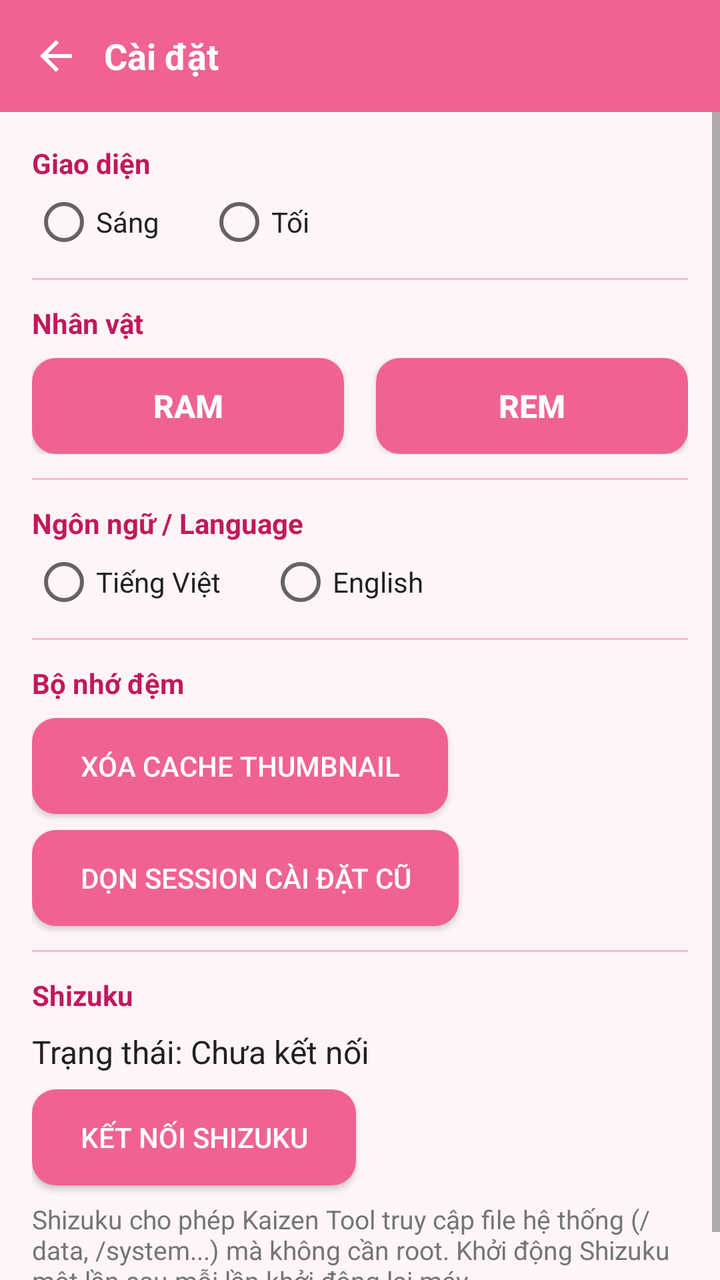
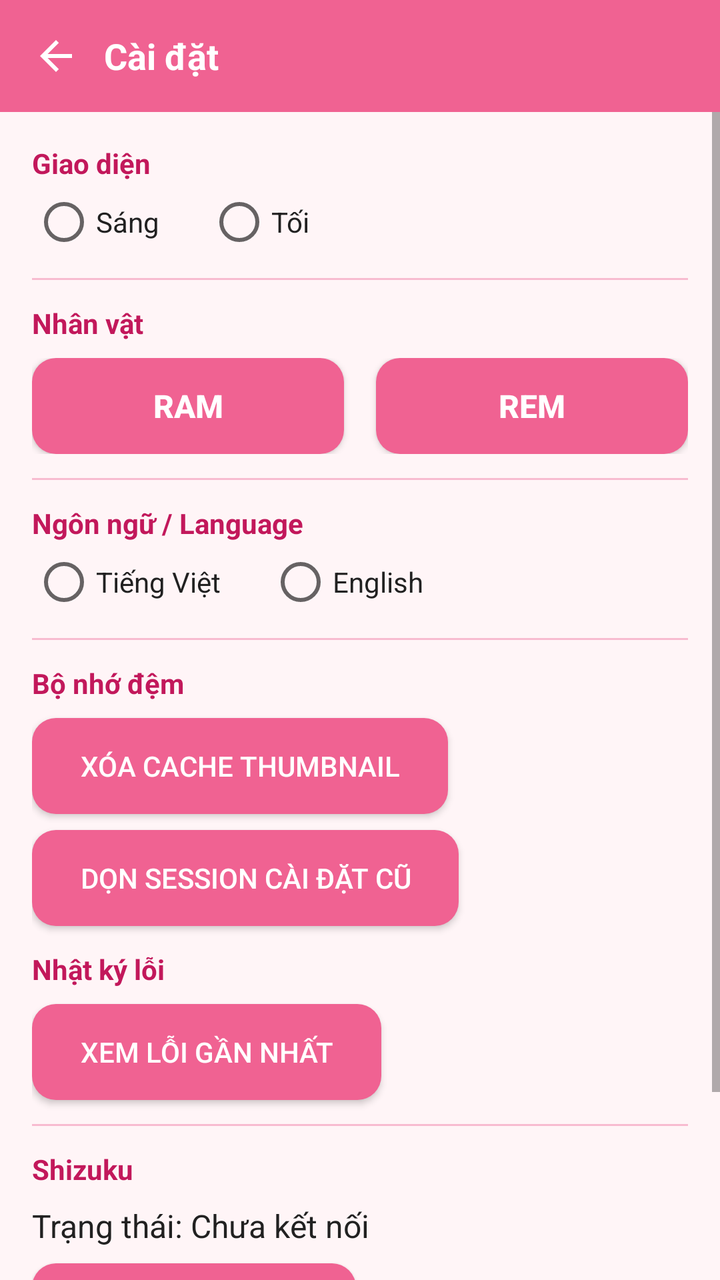

Screens rendered from an Android XML layout before and after an edit, with the pre-edit source and the edit as a unified diff.
<!-- AndroidManifest.xml: application theme AppTheme -->
<!-- res/layout/activity_settings.xml -->
<?xml version="1.0" encoding="utf-8"?>
<LinearLayout xmlns:android="http://schemas.android.com/apk/res/android"
    android:layout_width="match_parent"
    android:layout_height="match_parent"
    android:background="@color/windowBackground"
    android:orientation="vertical">

    
    <LinearLayout
        android:layout_width="match_parent"
        android:layout_height="56dp"
        android:background="?android:attr/colorPrimary"
        android:gravity="center_vertical"
        android:orientation="horizontal"
        android:padding="4dp">

        <ImageButton
            android:id="@+id/settings_back"
            android:layout_width="48dp"
            android:layout_height="48dp"
            android:background="?android:attr/selectableItemBackgroundBorderless"
            android:contentDescription="Quay lại"
            android:src="@drawable/ic_back"
            android:tint="#FFFFFF" />

        <TextView
            android:layout_width="wrap_content"
            android:layout_height="wrap_content"
            android:text="Cài đặt"
            android:textColor="#FFFFFF"
            android:textSize="18sp"
            android:textStyle="bold" />
    </LinearLayout>

    <ScrollView
        android:layout_width="match_parent"
        android:layout_height="match_parent">

        <LinearLayout
            android:layout_width="match_parent"
            android:layout_height="wrap_content"
            android:orientation="vertical"
            android:padding="16dp">

            
            <TextView
                android:layout_width="wrap_content"
                android:layout_height="wrap_content"
                android:text="Giao diện"
                android:textColor="?android:attr/colorPrimaryDark"
                android:textSize="14sp"
                android:textStyle="bold" />

            <RadioGroup
                android:id="@+id/theme_group"
                android:layout_width="match_parent"
                android:layout_height="wrap_content"
                android:layout_marginTop="4dp"
                android:orientation="horizontal">

                <RadioButton
                    android:id="@+id/theme_light"
                    android:layout_width="wrap_content"
                    android:layout_height="wrap_content"
                    android:layout_marginEnd="24dp"
                    android:text="Sáng"
                    android:textColor="@color/textPrimary" />

                <RadioButton
                    android:id="@+id/theme_dark"
                    android:layout_width="wrap_content"
                    android:layout_height="wrap_content"
                    android:text="Tối"
                    android:textColor="@color/textPrimary" />
            </RadioGroup>

            <View
                android:layout_width="match_parent"
                android:layout_height="1dp"
                android:layout_marginTop="12dp"
                android:layout_marginBottom="12dp"
                android:background="?attr/characterDivider" />

            
            <TextView
                android:layout_width="wrap_content"
                android:layout_height="wrap_content"
                android:text="Nhân vật"
                android:textColor="?android:attr/colorPrimaryDark"
                android:textSize="14sp"
                android:textStyle="bold" />

            <LinearLayout
                android:layout_width="match_parent"
                android:layout_height="wrap_content"
                android:layout_marginTop="8dp"
                android:orientation="horizontal">

                <Button
                    android:id="@+id/btn_char_ram"
                    android:layout_width="0dp"
                    android:layout_height="wrap_content"
                    android:layout_marginEnd="8dp"
                    android:layout_weight="1"
                    android:background="@drawable/btn_pink"
                    android:paddingTop="12dp"
                    android:paddingBottom="12dp"
                    android:text="Ram"
                    android:textColor="#FFFFFF"
                    android:textSize="16sp"
                    android:textStyle="bold" />

                <Button
                    android:id="@+id/btn_char_rem"
                    android:layout_width="0dp"
                    android:layout_height="wrap_content"
                    android:layout_marginStart="8dp"
                    android:layout_weight="1"
                    android:background="@drawable/btn_pink"
                    android:paddingTop="12dp"
                    android:paddingBottom="12dp"
                    android:text="Rem"
                    android:textColor="#FFFFFF"
                    android:textSize="16sp"
                    android:textStyle="bold" />
            </LinearLayout>

            <View
                android:layout_width="match_parent"
                android:layout_height="1dp"
                android:layout_marginTop="12dp"
                android:layout_marginBottom="12dp"
                android:background="?attr/characterDivider" />

            
            <TextView
                android:layout_width="wrap_content"
                android:layout_height="wrap_content"
                android:text="Ngôn ngữ / Language"
                android:textColor="?android:attr/colorPrimaryDark"
                android:textSize="14sp"
                android:textStyle="bold" />

            <RadioGroup
                android:id="@+id/lang_group"
                android:layout_width="match_parent"
                android:layout_height="wrap_content"
                android:layout_marginTop="4dp"
                android:orientation="horizontal">

                <RadioButton
                    android:id="@+id/lang_vi"
                    android:layout_width="wrap_content"
                    android:layout_height="wrap_content"
                    android:layout_marginEnd="24dp"
                    android:text="Tiếng Việt"
                    android:textColor="@color/textPrimary" />

                <RadioButton
                    android:id="@+id/lang_en"
                    android:layout_width="wrap_content"
                    android:layout_height="wrap_content"
                    android:text="English"
                    android:textColor="@color/textPrimary" />
            </RadioGroup>

            <View
                android:layout_width="match_parent"
                android:layout_height="1dp"
                android:layout_marginTop="12dp"
                android:layout_marginBottom="12dp"
                android:background="?attr/characterDivider" />

            
            <TextView
                android:layout_width="wrap_content"
                android:layout_height="wrap_content"
                android:text="Bộ nhớ đệm"
                android:textColor="?android:attr/colorPrimaryDark"
                android:textSize="14sp"
                android:textStyle="bold" />

            <Button
                android:id="@+id/btn_clear_cache"
                android:layout_width="wrap_content"
                android:layout_height="wrap_content"
                android:layout_marginTop="8dp"
                android:background="@drawable/btn_pink"
                android:paddingStart="24dp"
                android:paddingEnd="24dp"
                android:text="Xóa cache thumbnail"
                android:textColor="#FFFFFF" />

            <Button
                android:id="@+id/btn_clear_sessions"
                android:layout_width="wrap_content"
                android:layout_height="wrap_content"
                android:layout_marginTop="8dp"
                android:background="@drawable/btn_pink"
                android:paddingStart="24dp"
                android:paddingEnd="24dp"
                android:text="Dọn session cài đặt cũ"
                android:textColor="#FFFFFF" />

            <View
                android:layout_width="match_parent"
                android:layout_height="1dp"
                android:layout_marginTop="12dp"
                android:layout_marginBottom="12dp"
                android:background="?attr/characterDivider" />

            
            <TextView
                android:layout_width="wrap_content"
                android:layout_height="wrap_content"
                android:text="Shizuku"
                android:textColor="?android:attr/colorPrimaryDark"
                android:textSize="14sp"
                android:textStyle="bold" />

            <TextView
                android:id="@+id/shizuku_status"
                android:layout_width="wrap_content"
                android:layout_height="wrap_content"
                android:layout_marginTop="8dp"
                android:text="Trạng thái: Chưa kết nối"
                android:textColor="@color/textPrimary"
                android:textSize="16sp" />

            <Button
                android:id="@+id/btn_shizuku"
                android:layout_width="wrap_content"
                android:layout_height="wrap_content"
                android:layout_marginTop="8dp"
                android:background="@drawable/btn_pink"
                android:paddingStart="24dp"
                android:paddingEnd="24dp"
                android:text="Kết nối Shizuku"
                android:textColor="#FFFFFF" />

            <TextView
                android:layout_width="wrap_content"
                android:layout_height="wrap_content"
                android:layout_marginTop="8dp"
                android:text="Shizuku cho phép Kaizen Tool truy cập file hệ thống (/data, /system...) mà không cần root. Khởi động Shizuku một lần sau mỗi lần khởi động lại máy."
                android:textColor="@color/textSecondary"
                android:textSize="13sp" />
        </LinearLayout>
    </ScrollView>
</LinearLayout>
<!-- resources referenced by this layout -->
<resources>
  <color name="textPrimary">#212121</color>
  <color name="textSecondary">#757575</color>
  <color name="windowBackground">#fff5f7</color>
  <!-- drawable btn_pink (drawable) -->
  <?xml version="1.0" encoding="utf-8"?>
  <shape xmlns:android="http://schemas.android.com/apk/res/android"
      android:shape="rectangle">
      <corners android:radius="12dp" />
      <solid android:color="?android:attr/colorPrimary" />
  </shape>
  <!-- drawable ic_back (drawable) -->
  <vector xmlns:android="http://schemas.android.com/apk/res/android"
      android:width="24dp" android:height="24dp"
      android:viewportWidth="24" android:viewportHeight="24">
      <path android:fillColor="#FFFFFF" android:pathData="M20,11H7.83l5.59,-5.59L12,4l-8,8 8,8 1.41,-1.41L7.83,13H20V11Z" />
  </vector>
  <style name="AppTheme" parent="android:Theme.Material.Light.NoActionBar">
          <item name="android:colorPrimary">@color/colorPrimary</item>
          <item name="android:colorPrimaryDark">@color/colorPrimaryDark</item>
          <item name="android:colorAccent">@color/colorAccent</item>
          <item name="android:windowBackground">@color/windowBackground</item>
          <item name="android:popupMenuStyle">@style/PopupMenuStyle</item>
          <item name="characterSelectedBackground">@color/selectedBackground</item>
          <item name="characterPathBarBackground">@color/pathBarBackground</item>
          <item name="characterDivider">@color/divider</item>
      </style>
  <color name="colorPrimary">#f06292</color>
  <color name="colorPrimaryDark">#c2185b</color>
  <color name="colorAccent">#ff80ab</color>
  <style name="PopupMenuStyle" parent="android:Widget.Material.Light.PopupMenu">
          <item name="android:popupBackground">?attr/characterSelectedBackground</item>
      </style>
  <color name="selectedBackground">#fce4ec</color>
  <color name="pathBarBackground">#fce4ec</color>
  <color name="divider">#f8bbd0</color>
</resources>

<!-- the commit's change to res/layout/activity_settings.xml (unified diff, before → after) -->
@@ -202,6 +202,27 @@
                 android:text="Dọn session cài đặt cũ"
                 android:textColor="#FFFFFF" />
 
+            
+            <TextView
+                android:layout_width="wrap_content"
+                android:layout_height="wrap_content"
+                android:layout_marginTop="12dp"
+                android:text="Nhật ký lỗi"
+                android:textColor="?android:attr/colorPrimaryDark"
+                android:textSize="14sp"
+                android:textStyle="bold" />
+
+            <Button
+                android:id="@+id/btn_view_error_log"
+                android:layout_width="wrap_content"
+                android:layout_height="wrap_content"
+                android:layout_marginTop="8dp"
+                android:background="@drawable/btn_pink"
+                android:paddingStart="24dp"
+                android:paddingEnd="24dp"
+                android:text="Xem lỗi gần nhất"
+                android:textColor="#FFFFFF" />
+
             <View
                 android:layout_width="match_parent"
                 android:layout_height="1dp"
